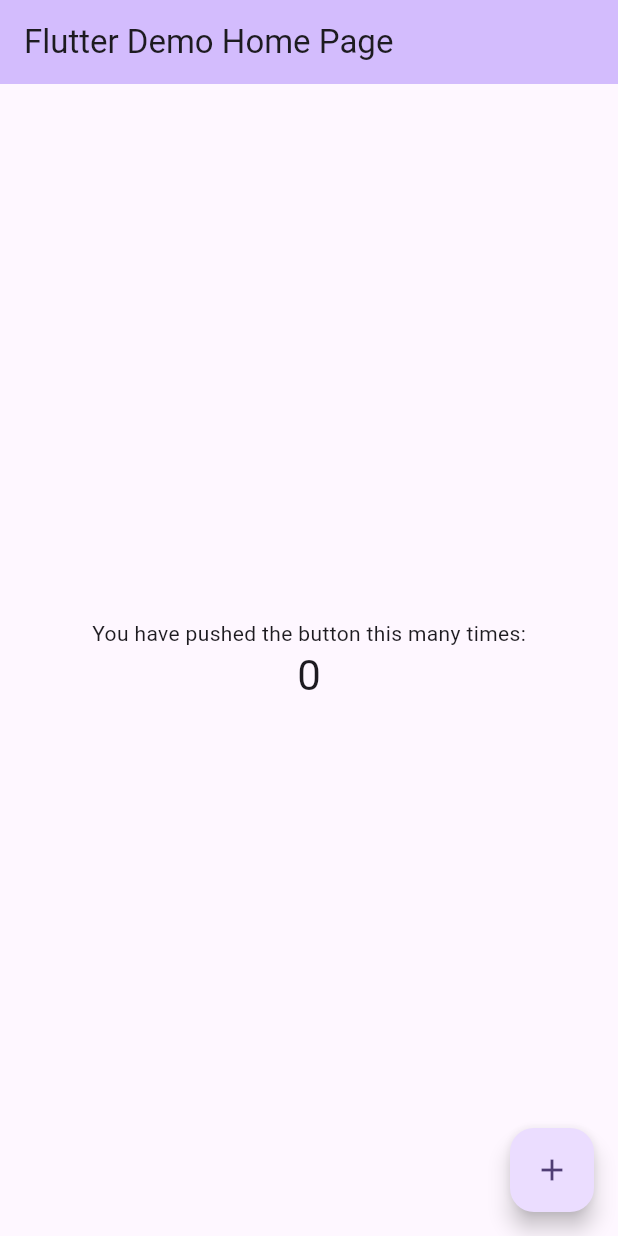
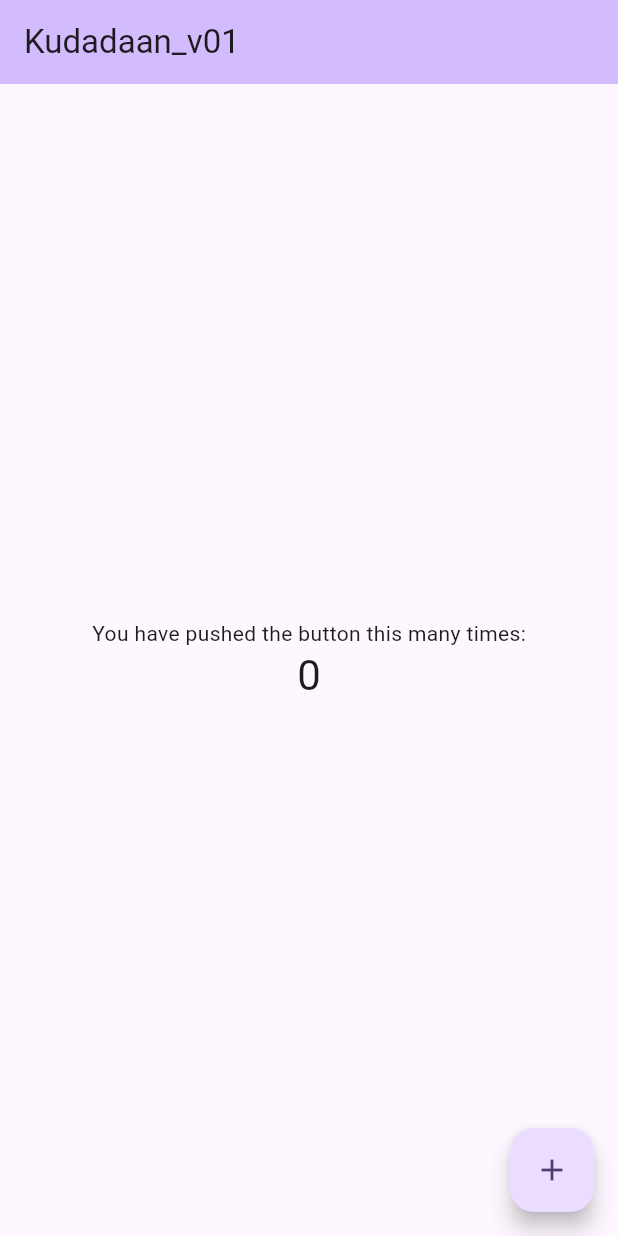
Before and after one commit to Ignotus-21/Kudadaan_Develop, a Flutter app: the screen it shows after launch, on a phone screen of 412 x 824 dp. Run offline on Flutter 3.47's test engine with Material 3 defaults, Android fonts, the phone set to English and light mode, and no system bars.

Commit message:
changed title

```diff
--- a/lib/main.dart
+++ b/lib/main.dart
@@ -11,7 +11,7 @@ class MyApp extends StatelessWidget {
   @override
   Widget build(BuildContext context) {
     return MaterialApp(
-      title: 'Flutter Demo',
+      title: 'Kudadaan V_01',
       theme: ThemeData(
         // This is the theme of your application.
         //
@@ -31,7 +31,7 @@ class MyApp extends StatelessWidget {
         colorScheme: ColorScheme.fromSeed(seedColor: Colors.deepPurple),
         useMaterial3: true,
       ),
-      home: const MyHomePage(title: 'Flutter Demo Home Page'),
+      home: const MyHomePage(title: 'Kudadaan_v01'),
     );
   }
 }
```
